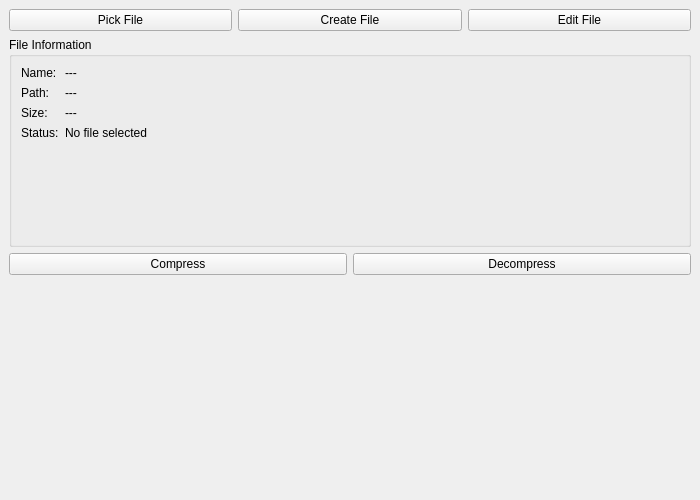
This is mainwindow.ui in shahadat-sdt/FileCompressor as Qt 5 draws it before an edit. The edited form follows.
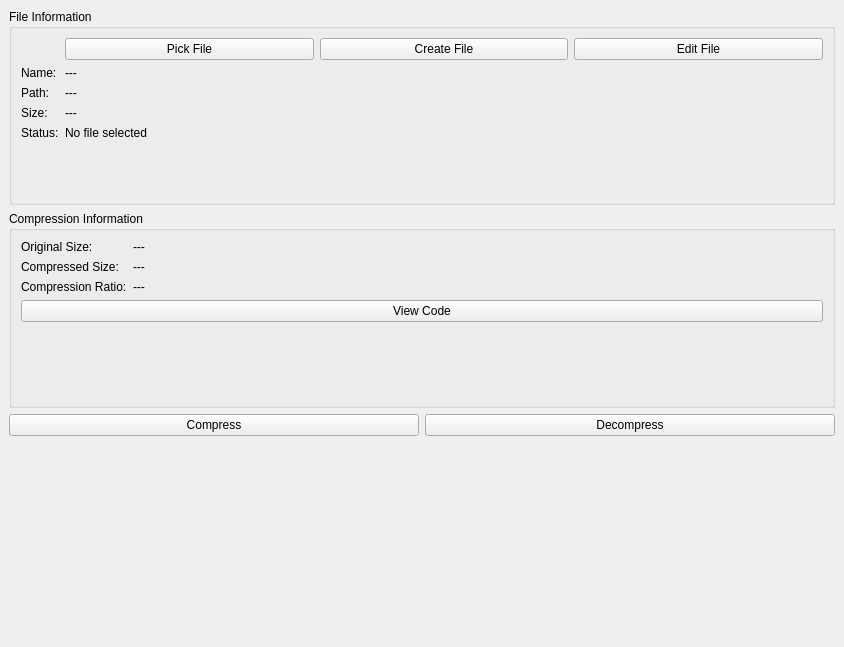
This is the edited form.

What changed in the file:
```diff
--- a/mainwindow.ui
+++ b/mainwindow.ui
@@ -6,8 +6,8 @@
    <rect>
     <x>0</x>
     <y>0</y>
-    <width>700</width>
-    <height>500</height>
+    <width>844</width>
+    <height>647</height>
    </rect>
   </property>
   <property name="windowTitle">
@@ -15,105 +15,154 @@
   </property>
   <widget class="QWidget" name="centralwidget">
    <layout class="QVBoxLayout" name="verticalLayout">
-    
-    <!-- Toolbar-like buttons -->
-    <item>
-     <layout class="QHBoxLayout" name="topButtonsLayout">
-      <item>
-       <widget class="QPushButton" name="pickFileButton">
-        <property name="text">
-         <string>Pick File</string>
-        </property>
-       </widget>
-      </item>
-      <item>
-       <widget class="QPushButton" name="createFileButton">
-        <property name="text">
-         <string>Create File</string>
-        </property>
-       </widget>
-      </item>
-      <item>
-       <widget class="QPushButton" name="editFileButton">
-        <property name="text">
-         <string>Edit File</string>
-        </property>
-       </widget>
-      </item>
-     </layout>
-    </item>
-
-    <!-- File Information -->
     <item>
      <widget class="QGroupBox" name="fileInfoGroupBox">
       <property name="title">
        <string>File Information</string>
       </property>
       <layout class="QFormLayout" name="fileInfoLayout">
-       <item row="0" column="0">
+       <item row="1" column="0">
         <widget class="QLabel" name="labelFileName">
          <property name="text">
           <string>Name:</string>
          </property>
         </widget>
        </item>
-       <item row="0" column="1">
+       <item row="1" column="1">
         <widget class="QLabel" name="fileNameValue">
          <property name="text">
           <string>---</string>
          </property>
         </widget>
        </item>
-
-       <item row="1" column="0">
+       <item row="2" column="0">
         <widget class="QLabel" name="labelFilePath">
          <property name="text">
           <string>Path:</string>
          </property>
         </widget>
        </item>
-       <item row="1" column="1">
+       <item row="2" column="1">
         <widget class="QLabel" name="filePathValue">
          <property name="text">
           <string>---</string>
          </property>
         </widget>
        </item>
-
-       <item row="2" column="0">
+       <item row="3" column="0">
         <widget class="QLabel" name="labelFileSize">
          <property name="text">
           <string>Size:</string>
          </property>
         </widget>
        </item>
-       <item row="2" column="1">
+       <item row="3" column="1">
         <widget class="QLabel" name="fileSizeValue">
          <property name="text">
           <string>---</string>
          </property>
         </widget>
        </item>
-
-       <item row="3" column="0">
+       <item row="4" column="0">
         <widget class="QLabel" name="labelFileStatus">
          <property name="text">
           <string>Status:</string>
          </property>
         </widget>
        </item>
-       <item row="3" column="1">
+       <item row="4" column="1">
         <widget class="QLabel" name="fileStatusValue">
          <property name="text">
           <string>No file selected</string>
          </property>
         </widget>
        </item>
+       <item row="0" column="1">
+        <layout class="QHBoxLayout" name="topButtonsLayout">
+         <item>
+          <widget class="QPushButton" name="pickFileButton">
+           <property name="text">
+            <string>Pick File</string>
+           </property>
+          </widget>
+         </item>
+         <item>
+          <widget class="QPushButton" name="createFileButton">
+           <property name="text">
+            <string>Create File</string>
+           </property>
+          </widget>
+         </item>
+         <item>
+          <widget class="QPushButton" name="editFileButton">
+           <property name="text">
+            <string>Edit File</string>
+           </property>
+          </widget>
+         </item>
+        </layout>
+       </item>
       </layout>
      </widget>
     </item>
-
-    <!-- Action Buttons -->
+    <item>
+     <widget class="QGroupBox" name="compressionInfoGroupBox">
+      <property name="title">
+       <string>Compression Information</string>
+      </property>
+      <layout class="QFormLayout" name="compressionInfoLayout">
+       <item row="0" column="0">
+        <widget class="QLabel" name="labelOriginalSize">
+         <property name="text">
+          <string>Original Size:</string>
+         </property>
+        </widget>
+       </item>
+       <item row="0" column="1">
+        <widget class="QLabel" name="originalSizeValue">
+         <property name="text">
+          <string>---</string>
+         </property>
+        </widget>
+       </item>
+       <item row="1" column="0">
+        <widget class="QLabel" name="labelCompressedSize">
+         <property name="text">
+          <string>Compressed Size:</string>
+         </property>
+        </widget>
+       </item>
+       <item row="1" column="1">
+        <widget class="QLabel" name="compressedSizeValue">
+         <property name="text">
+          <string>---</string>
+         </property>
+        </widget>
+       </item>
+       <item row="2" column="0">
+        <widget class="QLabel" name="labelRatio">
+         <property name="text">
+          <string>Compression Ratio:</string>
+         </property>
+        </widget>
+       </item>
+       <item row="2" column="1">
+        <widget class="QLabel" name="ratioValue">
+         <property name="text">
+          <string>---</string>
+         </property>
+        </widget>
+       </item>
+       <item row="3" column="0" colspan="2">
+        <widget class="QPushButton" name="viewCodeButton">
+         <property name="text">
+          <string>View Code</string>
+         </property>
+        </widget>
+       </item>
+      </layout>
+     </widget>
+    </item>
     <item>
      <layout class="QHBoxLayout" name="actionButtonsLayout">
       <item>
@@ -132,19 +181,16 @@
       </item>
      </layout>
     </item>
-
-    <!-- Status Label -->
     <item>
      <widget class="QLabel" name="statusLabel">
       <property name="text">
-       <string></string>
+       <string/>
       </property>
       <property name="alignment">
-       <set>Qt::AlignCenter</set>
+       <set>Qt::AlignmentFlag::AlignCenter</set>
       </property>
      </widget>
     </item>
-
    </layout>
   </widget>
  </widget>
```
